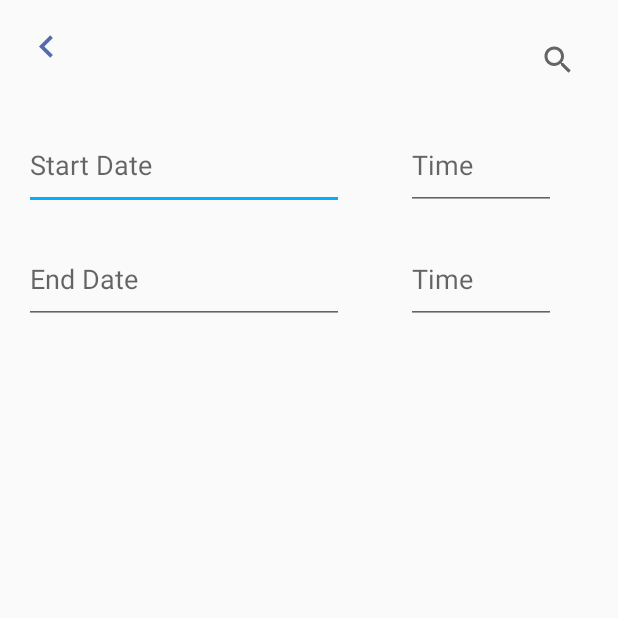
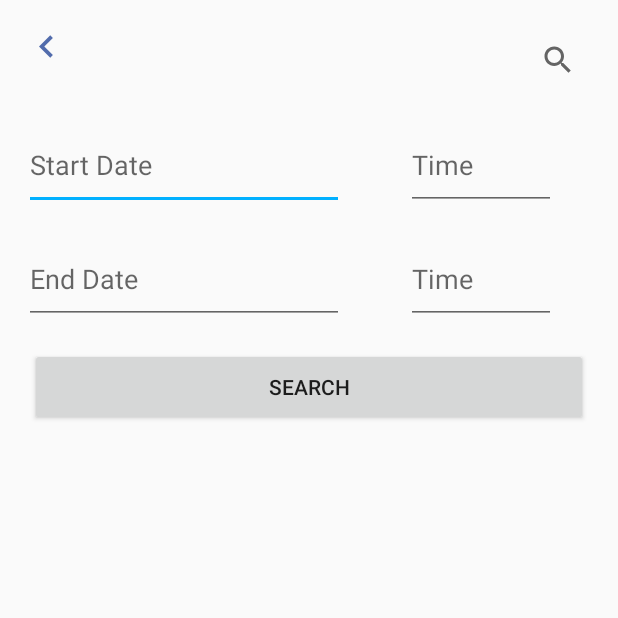
Before and after one commit to zing2bing13/PhotoGalleryApp, an Android app: the screen it shows after launch (SearchActivity), after a tap on "SEARCH", on a phone screen of 412 x 824 dp, the top half of it. Run offline under Robolectric (Android 15) with nearby library versions, the phone set to English and light mode, and no system bars.

```diff
--- a/app/src/main/java/com/example/assignment1/MainActivity.java
+++ b/app/src/main/java/com/example/assignment1/MainActivity.java
@@ -12,6 +12,7 @@ import android.graphics.Bitmap;
 import android.os.Build;
 import android.os.Bundle;
 import android.provider.MediaStore;
+import android.telephony.mbms.FileInfo;
 import android.view.View;
 import android.widget.Button;
 import android.widget.EditText;
@@ -22,9 +23,12 @@ import android.widget.Toast;
 
 import java.text.SimpleDateFormat;
 import java.util.Date;
+import java.util.List;
+import java.util.function.Predicate;
 
 public class MainActivity extends AppCompatActivity {
     static final int REQUEST_IMAGE_CAPTURE = 1;
+    static final int GET_FILTERS = 2;
     private static final int MY_CAMERA_PERMISSION_CODE = 100;
     private ImageView imageView;
     private EditText currentImageCaption;
@@ -100,6 +104,10 @@ public class MainActivity extends AppCompatActivity {
             imageView.setImageBitmap(imageBitmap);
             //add timestamp
             getTimeStamp();
+        } else if (requestCode == GET_FILTERS && resultCode == Activity.RESULT_OK) {
+            Bundle extras = data.getExtras();
+            List<Predicate<FileInfo>> imageBitmap = (List<Predicate<FileInfo>>) extras.get("Filter");
+            // Set filters
         }
     }
 
@@ -109,10 +117,14 @@ public class MainActivity extends AppCompatActivity {
         currentImageCaption.setText(timeStamp);
     }
 
+    private void applyFilters(List<Predicate<FileInfo>> filters) {
+
+    }
+
     // Called when the user taps the Search button
     public void onSearchClick(View view) {
         Intent intent = new Intent(this, SearchActivity.class);
-        startActivity(intent);
+        startActivityForResult(intent, GET_FILTERS);
     }
 
 }
--- a/app/src/main/res/layout/activity_search.xml
+++ b/app/src/main/res/layout/activity_search.xml
@@ -86,6 +86,18 @@
         app:layout_constraintTop_toBottomOf="@+id/startTime"
         android:importantForAutofill="no" />
 
+    <Button
+        android:id="@+id/submitSearch"
+        android:layout_width="372dp"
+        android:layout_height="52dp"
+        android:layout_marginStart="16dp"
+        android:layout_marginTop="16dp"
+        android:layout_marginEnd="16dp"
+        android:onClick="onSearchClick"
+        android:text="@android:string/search_go"
+        app:layout_constraintEnd_toEndOf="parent"
+        app:layout_constraintStart_toStartOf="parent"
+        app:layout_constraintTop_toBottomOf="@+id/endDate" />
 
 
 </androidx.constraintlayout.widget.ConstraintLayout>
```
Also changed, not shown: app/src/main/java/com/example/assignment1/SearchActivity.java (+58 -0 lines), app/src/main/java/com/example/assignment1/Util/Filter/Filter.java (added, +29 -0 lines).
